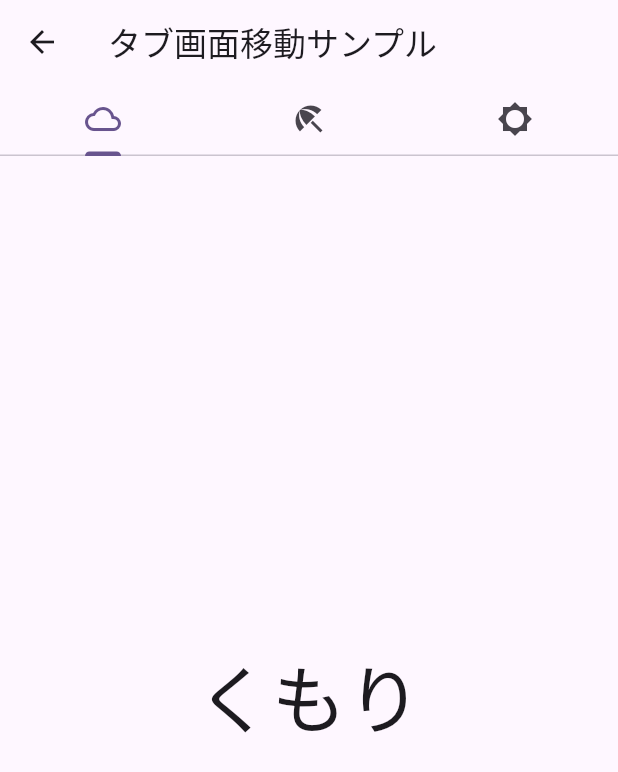
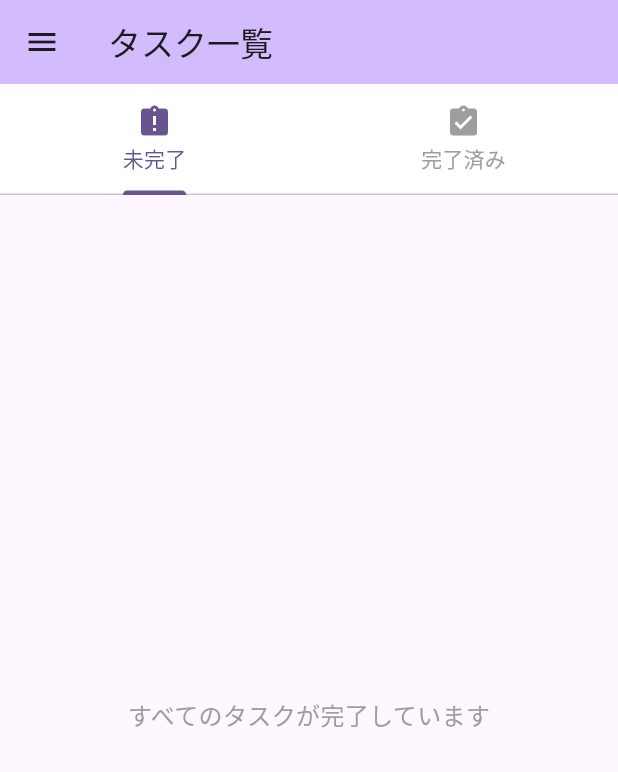
Before and after one commit to monorude/RDexp_26, a Flutter app: the MyTabScreen screen opened directly, on a phone screen of 412 x 824 dp. Shown: the top 772 px of the screen. Run offline on Flutter 3.47's test engine with Material 3 defaults, Android fonts, the phone set to English and light mode, and no system bars; our stand-ins replace flutter_local_notifications, hive, hive_flutter, table_calendar, timezone; accounts and stored records are empty.

Commit message:
タスク一覧画面を追加しました。

```diff
--- a/lib/tab.dart
+++ /dev/null
@@ -1,33 +0,0 @@
-// lib/tab.dart の中身
-import 'package:flutter/material.dart';
-
-// クラス名を MyApp から MyTabScreen に変更し、単体の画面にする
-class MyTabScreen extends StatelessWidget {
-  const MyTabScreen({super.key});
-
-  @override
-  Widget build(BuildContext context) {
-    return DefaultTabController(
-      length: 3,
-      child: Scaffold(
-        appBar: AppBar(
-          title: const Text('タブ画面移動サンプル'),
-          bottom: const TabBar(
-            tabs: <Widget>[
-              Tab(icon: Icon(Icons.cloud_outlined)),
-              Tab(icon: Icon(Icons.beach_access_sharp)),
-              Tab(icon: Icon(Icons.brightness_5_sharp)),
-            ],
-          ),
-        ),
-        body: const TabBarView(
-          children: <Widget>[
-            Center(child: Text('くもり', style: TextStyle(fontSize: 50))),
-            Center(child: Text('雨', style: TextStyle(fontSize: 50))),
-            Center(child: Text('晴れ', style: TextStyle(fontSize: 50))),
-          ],
-        ),
-      ),
-    );
-  }
-}
--- /dev/null
+++ b/lib/task_list_screen.dart
@@ -0,0 +1,295 @@
+import 'package:flutter/material.dart';
+import 'package:hive_flutter/hive_flutter.dart';
+import 'setting_page.dart';
+
+/// 上部のタブで「未完了」「完了済み」を切り替えられるタスク一覧画面
+class MyTabScreen extends StatelessWidget {
+  const MyTabScreen({super.key});
+
+  @override
+  Widget build(BuildContext context) {
+    return DefaultTabController(
+      length: 2, // タブの数は「未完了」「完了済み」の2つ
+      child: Scaffold(
+        // ★修正：他の画面と完全に同じ見た目・高さにするため、AppBarはシンプルに保ちます
+        appBar: AppBar(
+          backgroundColor: Theme.of(context).colorScheme.inversePrimary,
+          title: const Text('タスク一覧'),
+        ),
+        // 左側の三本線メニュー（ドロワー）の設定
+        drawer: Drawer(
+          child: ListView(
+            padding: EdgeInsets.zero,
+            children: <Widget>[
+              const DrawerHeader(
+                decoration: BoxDecoration(color: Colors.blue),
+                child: Text(
+                  'aaa',
+                  style: TextStyle(color: Colors.white, fontSize: 24),
+                ),
+              ),
+              const ListTile(
+                leading: Icon(Icons.message),
+                title: Text('Messages'),
+              ),
+              const ListTile(
+                leading: Icon(Icons.account_circle),
+                title: Text('Profile'),
+              ),
+              ListTile(
+                leading: const Icon(Icons.settings),
+                title: const Text('hoges'),
+                onTap: () {
+                  Navigator.pop(context);
+                  Navigator.push(
+                    context,
+                    MaterialPageRoute(
+                      builder: (context) => const SettingPage(),
+                    ),
+                  );
+                },
+              ),
+            ],
+          ),
+        ),
+        // ★修正：body を Column で分割し、一番上に白い背景のタブエリアを配置します
+        body: Column(
+          children: [
+            ColoredBox(
+              color: Colors.white, // ← タブの背景を真っ白に指定
+              child: TabBar(
+                // 白背景の上で綺麗に見えるよう、文字とアイコンの色を調整
+                labelColor: Theme.of(
+                  context,
+                ).colorScheme.primary, // 選択中（メインの紫色など）
+                unselectedLabelColor: Colors.grey, // 未選択（グレー）
+                indicatorColor: Theme.of(context).colorScheme.primary, // 下線の色
+                tabs: const <Widget>[
+                  Tab(icon: Icon(Icons.assignment_late), text: '未完了'),
+                  Tab(icon: Icon(Icons.assignment_turned_in), text: '完了済み'),
+                ],
+              ),
+            ),
+            // 残りの下のスペース全体にタスクリスト（TabBarView）を表示
+            Expanded(
+              child: TabBarView(
+                children: <Widget>[
+                  _buildTaskList(isCompletedFilter: false), // 未完了リスト
+                  _buildTaskList(isCompletedFilter: true), // 完了済みリスト
+                ],
+              ),
+            ),
+          ],
+        ),
+      ),
+    );
+  }
+
+  /// Hiveからデータを取得してフィルタリングし、リストを構築するヘルパー関数
+  Widget _buildTaskList({required bool isCompletedFilter}) {
+    return ValueListenableBuilder(
+      valueListenable: Hive.box(
+        'tasks',
+      ).listenable(), // ホーム画面と同じ 'tasks' ボックスを監視
+      builder: (context, Box box, _) {
+        final List<_TaskItem> filteredTasks = [];
+
+        // Box内のすべてのキーを走査して、ホーム画面のタスクデータを集める
+        for (var key in box.keys) {
+          if (key is String) {
+            if (key.endsWith('_plain')) {
+              final dateKey = key.replaceAll('_plain', '');
+              final dynamic savedData = box.get(key);
+              if (savedData is List) {
+                final list = savedData
+                    .map((e) => Map<String, dynamic>.from(e as Map))
+                    .toList();
+                for (int i = 0; i < list.length; i++) {
+                  final task = list[i];
+                  final isCompleted = task['isCompleted'] as bool? ?? false;
+                  if (isCompleted == isCompletedFilter) {
+                    filteredTasks.add(
+                      _TaskItem(
+                        dateKey: dateKey,
+                        type: 'plain',
+                        index: i,
+                        taskData: task,
+                      ),
+                    );
+                  }
+                }
+              }
+            } else if (key.endsWith('_period')) {
+              final dateKey = key.replaceAll('_period', '');
+              final dynamic savedData = box.get(key);
+              if (savedData is List) {
+                final list = savedData
+                    .map((e) => Map<String, dynamic>.from(e as Map))
+                    .toList();
+                for (int i = 0; i < list.length; i++) {
+                  final task = list[i];
+                  final isCompleted = task['isCompleted'] as bool? ?? false;
+                  if (isCompleted == isCompletedFilter) {
+                    filteredTasks.add(
+                      _TaskItem(
+                        dateKey: dateKey,
+                        type: 'period',
+                        index: i,
+                        taskData: task,
+                      ),
+                    );
+                  }
+                }
+              }
+            }
+          }
+        }
+
+        if (filteredTasks.isEmpty) {
+          return Center(
+            child: Text(
+              isCompletedFilter ? '完了したタスクはありません' : 'すべてのタスクが完了しています',
+              style: const TextStyle(color: Colors.grey, fontSize: 16),
+            ),
+          );
+        }
+
+        // 日付順に並び替え
+        filteredTasks.sort((a, b) => a.dateKey.compareTo(b.dateKey));
+
+        return ListView.builder(
+          itemCount: filteredTasks.length,
+          itemBuilder: (context, index) {
+            final item = filteredTasks[index];
+            final task = item.taskData;
+            final title = task['text'] as String? ?? '';
+            final isCompleted = task['isCompleted'] as bool? ?? false;
+
+            // サブタイトル（日付と、あれば時限・時刻）の作成
+            String subtitle = item.dateKey;
+            if (item.type == 'plain') {
+              final time = task['time'] as String? ?? '時刻未設定';
+              subtitle += ' ($time)';
+            } else if (item.type == 'period') {
+              final periodIndex = task['periodIndex'] as int? ?? -1;
+              if (periodIndex != -1) {
+                subtitle += ' (${periodIndex + 1}限)';
+              }
+            }
+
+            return Card(
+              margin: const EdgeInsets.symmetric(horizontal: 16, vertical: 8),
+              child: ListTile(
+                title: Text(
+                  title,
+                  style: TextStyle(
+                    decoration: isCompletedFilter
+                        ? TextDecoration.lineThrough
+                        : null,
+                    color: isCompletedFilter ? Colors.grey : Colors.black87,
+                  ),
+                ),
+                subtitle: Text(subtitle),
+                leading: Checkbox(
+                  value: isCompleted,
+                  onChanged: (bool? value) async {
+                    if (value != null) {
+                      final boxKey = '${item.dateKey}_${item.type}';
+                      final List? savedData = box.get(boxKey);
+                      if (savedData != null) {
+                        final list = savedData
+                            .map((e) => Map<String, dynamic>.from(e as Map))
+                            .toList();
+                        list[item.index]['isCompleted'] = value;
+                        await box.put(boxKey, list);
+                      }
+                    }
+                  },
+                ),
+                trailing: IconButton(
+                  icon: const Icon(
+                    Icons.delete_outline,
+                    color: Colors.redAccent,
+                  ),
+                  onPressed: () async {
+                    final confirm = await showDialog<bool>(
+                      context: context,
+                      builder: (context) => AlertDialog(
+                        title: const Text('タスクの削除'),
+                        content: Text('「$title」を削除しますか？'),
+                        actions: [
+                          TextButton(
+                            onPressed: () => Navigator.pop(context, false),
+                            child: const Text('キャンセル'),
+                          ),
+                          TextButton(
+                            onPressed: () => Navigator.pop(context, true),
+                            child: const Text(
+                              '削除',
+                              style: TextStyle(color: Colors.red),
+                            ),
+                          ),
+                        ],
+                      ),
+                    );
+                    if (confirm == true) {
+                      final boxKey = '${item.dateKey}_${item.type}';
+                      final List? savedData = box.get(boxKey);
+                      if (savedData != null) {
+                        final list = savedData
+                            .map((e) => Map<String, dynamic>.from(e as Map))
+                            .toList();
+                        list.removeAt(item.index);
+
+                        if (list.isEmpty) {
+                          await box.delete(boxKey);
+                        } else {
+                          await box.put(boxKey, list);
+                        }
+
+                        // 時限タスクを削除した際、カレンダーのドットマーク(assignments)の消去判定
+                        if (item.type == 'period') {
+                          final periodIndex = task['periodIndex'] as int? ?? -1;
+                          bool hasMoreTasks = list.any(
+                            (t) => t['periodIndex'] == periodIndex,
+                          );
+                          if (!hasMoreTasks) {
+                            final List? assignList = box.get(item.dateKey);
+                            if (assignList != null) {
+                              final currentAssign = List<String>.from(
+                                assignList,
+                              );
+                              if (periodIndex >= 0 &&
+                                  periodIndex < currentAssign.length) {
+                                currentAssign[periodIndex] = '';
+                                await box.put(item.dateKey, currentAssign);
+                              }
+                            }
+                          }
+                        }
+                      }
+                    }
+                  },
+                ),
+              ),
+            );
+          },
+        );
+      },
+    );
+  }
+}
+
+class _TaskItem {
+  final String dateKey;
+  final String type;
+  final int index;
+  final Map<String, dynamic> taskData;
+
+  _TaskItem({
+    required this.dateKey,
+    required this.type,
+    required this.index,
+    required this.taskData,
+  });
+}
--- a/lib/timetable_screen.dart
+++ b/lib/timetable_screen.dart
@@ -142,10 +142,6 @@ class _TimetableScreenState extends State<TimetableScreen> {
   @override
   Widget build(BuildContext context) {
     return Scaffold(
-      appBar: AppBar(
-        title: const Text('時間割設定'),
-        backgroundColor: Colors.blueAccent,
-      ),
       body: Column(
         children: [
           // ✨ 【追加】前期・後期切り替え ＆ 期限設定を行うコントロールバー
```
Also changed, not shown: lib/add_event_screen.dart (+23 -6 lines), lib/main.dart (+53 -27 lines).
